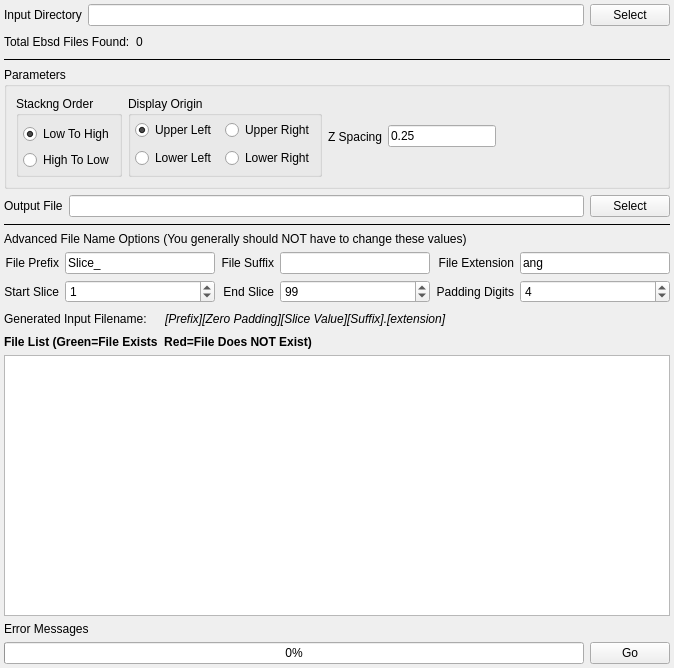
The window that Source/Plugins/EbsdImport/UI/EbsdImportWidget.ui (BlueQuartzSoftware/DREAM3D) describes before a commit, drawn with Qt 5.
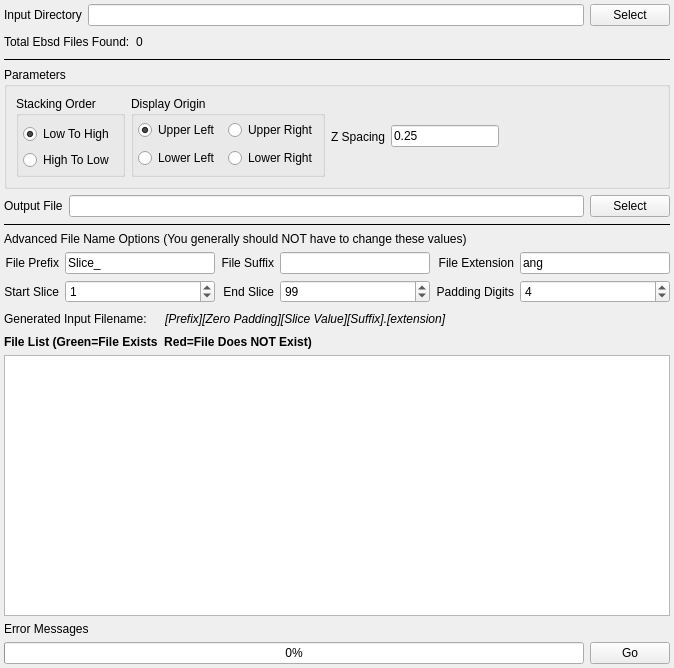
The same window after the commit. Custom widgets are drawn as their Qt base class.

What changed in the file:
```diff
--- a/Source/Plugins/EbsdImport/UI/EbsdImportWidget.ui
+++ b/Source/Plugins/EbsdImport/UI/EbsdImportWidget.ui
@@ -14,9 +14,6 @@
    <string>Form</string>
   </property>
   <layout class="QVBoxLayout" name="verticalLayout">
-   <property name="spacing">
-    <number>6</number>
-   </property>
    <property name="margin">
     <number>4</number>
    </property>
@@ -91,7 +88,7 @@
       <item row="0" column="0">
        <widget class="QGroupBox" name="stackingGroupBox">
         <property name="title">
-         <string>Stackng Order</string>
+         <string>Stacking Order</string>
         </property>
         <layout class="QVBoxLayout" name="verticalLayout_2">
          <property name="spacing">
```
